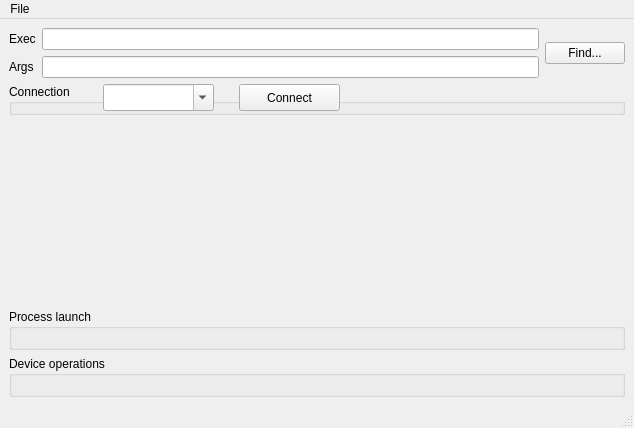
Before: the Qt Designer form proclauncher.ui in vivainio/Cardinal, drawn with Qt 5.
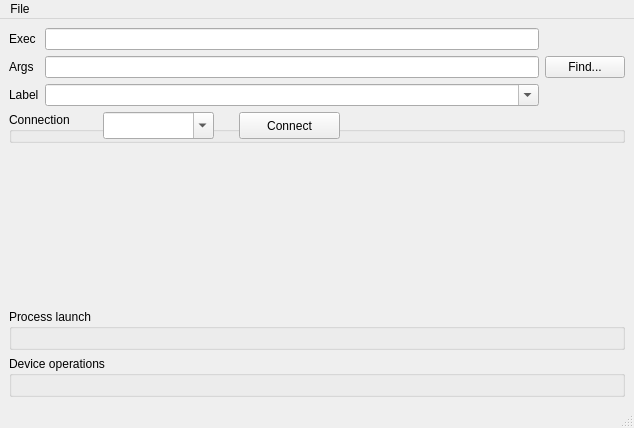
After: the same form once the commit is applied.

Commit message: labels, smaps support stuff

```diff
--- a/proclauncher.ui
+++ b/proclauncher.ui
@@ -43,7 +43,28 @@
          </widget>
         </item>
         <item row="1" column="1">
-         <widget class="QLineEdit" name="inpProcArgs"/>
+         <widget class="QLineEdit" name="inpProcArgs">
+          <property name="toolTip">
+           <string>Arguments to the program</string>
+          </property>
+         </widget>
+        </item>
+        <item row="2" column="0">
+         <widget class="QLabel" name="label_3">
+          <property name="text">
+           <string>Label</string>
+          </property>
+         </widget>
+        </item>
+        <item row="2" column="1">
+         <widget class="QComboBox" name="cbMeasurementLabel">
+          <property name="toolTip">
+           <string>Label under which measurement will be filed</string>
+          </property>
+          <property name="editable">
+           <bool>true</bool>
+          </property>
+         </widget>
         </item>
        </layout>
       </item>
```
Left out of the diff: 6 changed lines with no effect on the pictures. The commit also changes 6 other files.
